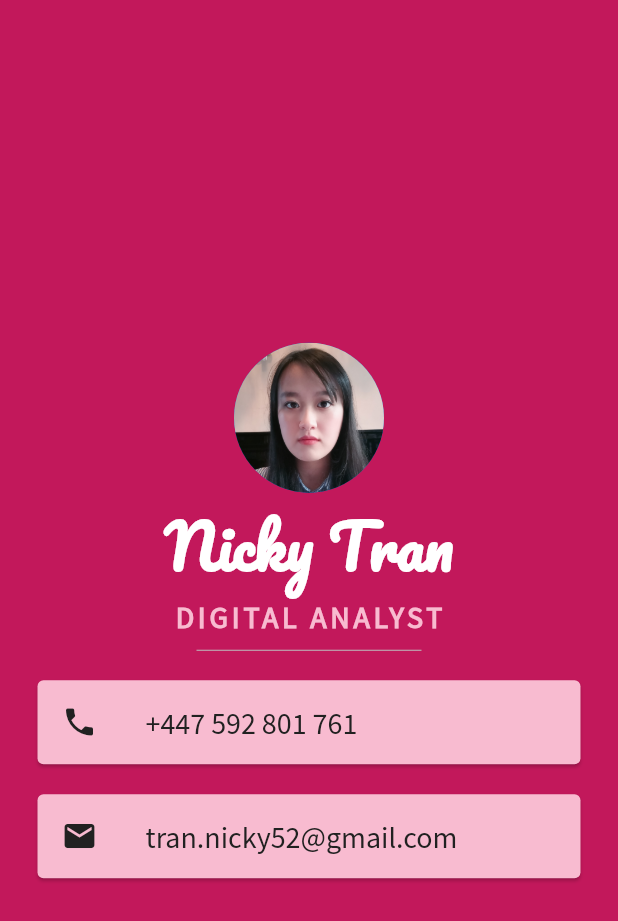
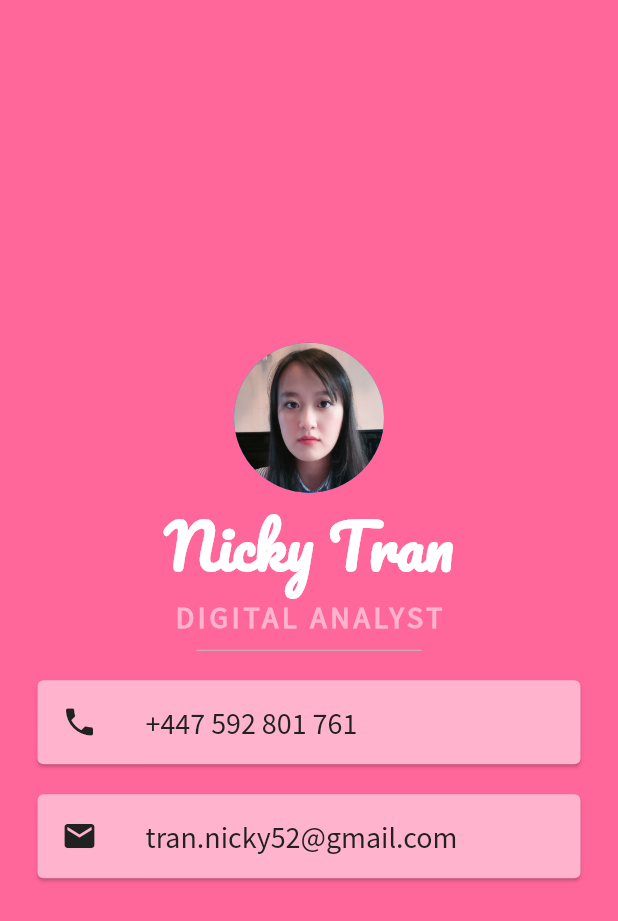
Before and after one commit to trann52/mi_card_flutter, a Flutter app: the screen it shows after launch, on a phone screen of 412 x 824 dp. Shown: the top 921 px of the screen. Run offline on Flutter 3.47's test engine with Material 2 defaults, Android fonts, the phone set to English and light mode, and no system bars.

Commit message:
colour changes

```diff
--- a/lib/main.dart
+++ b/lib/main.dart
@@ -17,7 +17,7 @@ class MyApp extends StatelessWidget {
   Widget build(BuildContext context) {
     return MaterialApp(
       home: Scaffold(
-        backgroundColor: Color(0xffc2185b),
+        backgroundColor: Color(0xffff6699),
         body: SafeArea(
             // Container can only have 1 child
             child: Column(
@@ -41,7 +41,7 @@ class MyApp extends StatelessWidget {
               style: TextStyle(
                 fontFamily: 'SourceSansPro',
                 fontSize: 20.0,
-                color: Color(0xfff8bbd0),
+                color: Color(0xffffb3cc),
                 letterSpacing: 2.5,
                 fontWeight: FontWeight.bold,
               ),
@@ -54,7 +54,7 @@ class MyApp extends StatelessWidget {
               ),
             ),
             Card(
-              color: Color(0xfff8bbd0),
+              color: Color(0xffffb3cc),
               margin: EdgeInsets.symmetric(vertical: 10.0, horizontal: 25.0),
               child: ListTile(
                 leading: Icon(
@@ -71,7 +71,7 @@ class MyApp extends StatelessWidget {
               ),
             ),
             Card(
-              color: Color(0xfff8bbd0),
+              color: Color(0xffffb3cc),
               margin: EdgeInsets.symmetric(vertical: 10.0, horizontal: 25.0),
               child: ListTile(
                 leading: Icon(
```
